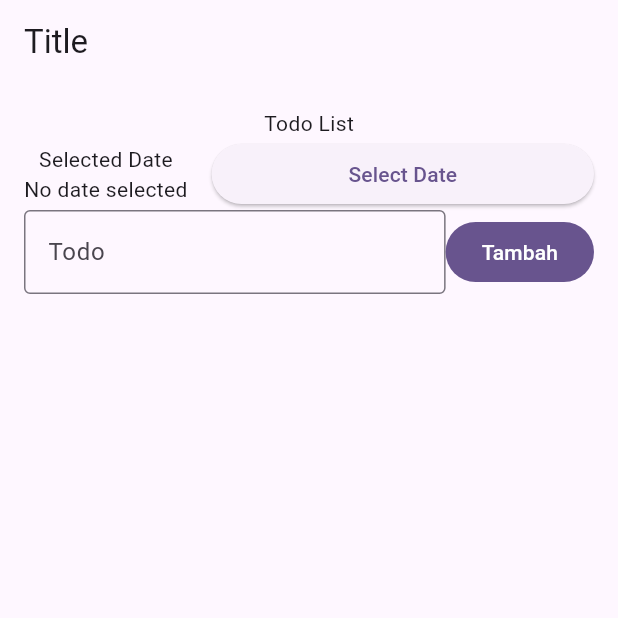
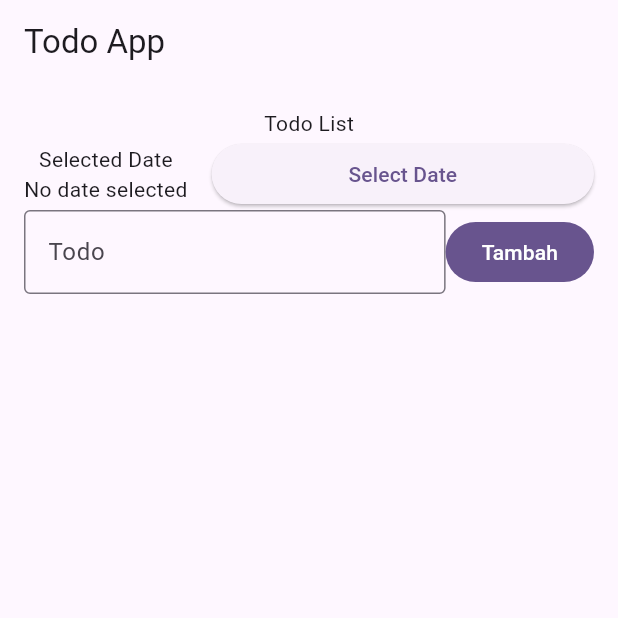
Before and after one commit to abrayudhistira/102_TodoBloc, a Flutter app: the screen it shows after launch, on a phone screen of 412 x 824 dp, the top half of it. Run offline on Flutter 3.47's test engine with Material 3 defaults, Android fonts, the phone set to English and light mode, and no system bars; our stand-ins replace bloc, flutter_bloc.

Commit message:
change appbar title

```diff
--- a/lib/presentation/TodoPage.dart
+++ b/lib/presentation/TodoPage.dart
@@ -11,7 +11,7 @@ const TodoPage({ Key? key }) : super(key: key);
     final _controller = TextEditingController();
     return Scaffold(
       appBar: AppBar(
-        title: const Text('Title'),
+        title: const Text('Todo App'),
       ),
       body: SafeArea(
         child: Padding(
```
